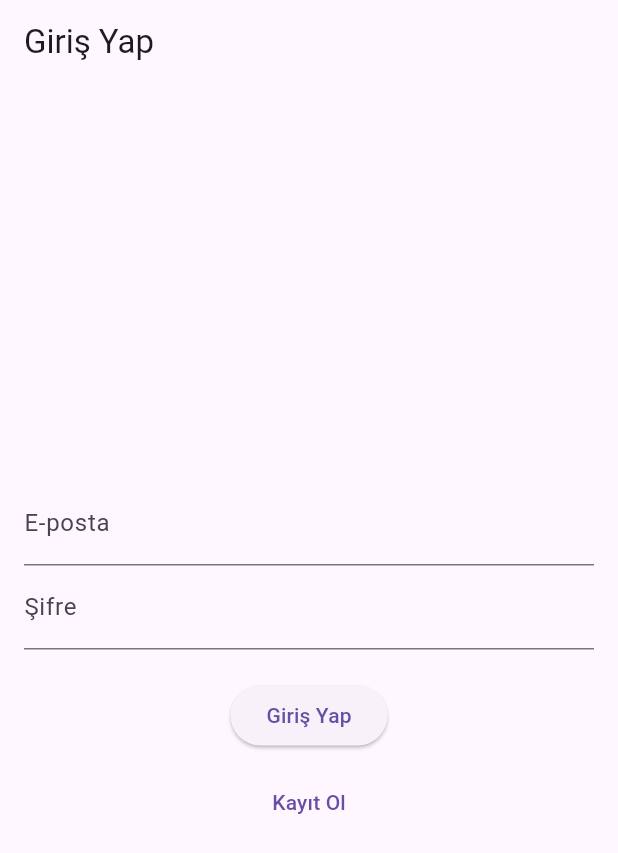
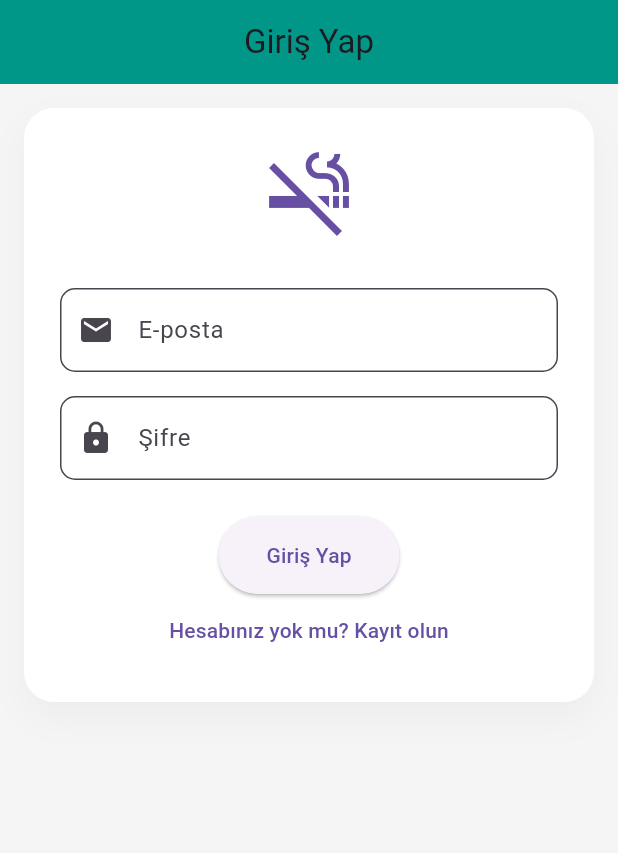
Before and after one commit to turhanomer/sigara-birakma-app, a Flutter app: the screen it shows after launch, on a phone screen of 412 x 824 dp. Shown: the top 853 px of the screen. Run offline on Flutter 3.47's test engine with Material 3 defaults, Android fonts, the phone set to English and light mode, and no system bars; our stand-ins replace sqflite; accounts and stored records are empty.

Commit message:
tasarımsal iyileştirmeler yapıldı

```diff
--- a/lib/main.dart
+++ b/lib/main.dart
@@ -2,7 +2,6 @@ import 'package:flutter/material.dart';
 import 'screens/giris_sayfasi.dart';
 import 'screens/kayit_ol.dart';
 import 'screens/anasayfa.dart';
-import 'screens/veri_giris_sayfasi.dart';
 
 void main() {
   runApp(MyApp());
@@ -13,6 +12,37 @@ class MyApp extends StatelessWidget {
   Widget build(BuildContext context) {
     return MaterialApp(
       debugShowCheckedModeBanner: false,
+      theme: ThemeData(
+        primarySwatch: Colors.teal,
+        scaffoldBackgroundColor: Colors.grey[100],
+        cardTheme: CardTheme(
+          elevation: 8,
+          shadowColor: Colors.teal.withOpacity(0.2),
+          shape: RoundedRectangleBorder(
+            borderRadius: BorderRadius.circular(15),
+          ),
+        ),
+        appBarTheme: AppBarTheme(
+          elevation: 0,
+          centerTitle: true,
+          backgroundColor: Colors.teal,
+        ),
+        elevatedButtonTheme: ElevatedButtonThemeData(
+          style: ElevatedButton.styleFrom(
+            padding: EdgeInsets.symmetric(horizontal: 32, vertical: 16),
+            shape: RoundedRectangleBorder(
+              borderRadius: BorderRadius.circular(30),
+            ),
+          ),
+        ),
+        inputDecorationTheme: InputDecorationTheme(
+          border: OutlineInputBorder(
+            borderRadius: BorderRadius.circular(10),
+          ),
+          filled: true,
+          fillColor: Colors.white,
+        ),
+      ),
       initialRoute: '/giris',
       routes: {
         '/giris': (context) => GirisSayfasi(),
--- a/lib/screens/giris_sayfasi.dart
+++ b/lib/screens/giris_sayfasi.dart
@@ -38,36 +38,65 @@ class _GirisSayfasiState extends State<GirisSayfasi> {
       appBar: AppBar(title: Text('Giriş Yap')),
       body: Padding(
         padding: EdgeInsets.all(16.0),
+        child: Container(
+          padding: EdgeInsets.all(24),
+          decoration: BoxDecoration(
+            color: Colors.white,
+            borderRadius: BorderRadius.circular(20),
+            boxShadow: [
+              BoxShadow(
+                color: Colors.grey.withOpacity(0.1),
+                blurRadius: 20,
+                offset: Offset(0, 10),
+              ),
+            ],
+          ),
           child: Column(
-          mainAxisAlignment: MainAxisAlignment.center,
+            mainAxisSize: MainAxisSize.min,
             children: [
+              Icon(
+                Icons.smoke_free,
+                size: 64,
+                color: Theme.of(context).primaryColor,
+              ),
+              SizedBox(height: 32),
               TextField(
                 controller: _emailController,
-              decoration: InputDecoration(labelText: 'E-posta'),
+                decoration: InputDecoration(
+                  labelText: 'E-posta',
+                  prefixIcon: Icon(Icons.email),
                 ),
+              ),
+              SizedBox(height: 16),
               TextField(
                 controller: _sifreConroller,
-              decoration: InputDecoration(labelText: 'Şifre'),
+                decoration: InputDecoration(
+                  labelText: 'Şifre',
+                  prefixIcon: Icon(Icons.lock),
+                ),
                 obscureText: true,
               ),
-            SizedBox(height: 20),
+              SizedBox(height: 24),
               ElevatedButton(
                 onPressed: _KullaniciGiris,
                 child: Text('Giriş Yap'),
               ),
-            SizedBox(height: 10),
               if (_hataMesaj.isNotEmpty)
-              Text(
+                Padding(
+                  padding: EdgeInsets.only(top: 16),
+                  child: Text(
                     _hataMesaj,
                     style: TextStyle(color: Colors.red),
+                  ),
                 ),
               TextButton(
                 onPressed: () {
                   Navigator.pushNamed(context, '/kayit');
                 },
-              child: Text('Kayıt Ol'),
+                child: Text('Hesabınız yok mu? Kayıt olun'),
               ),
             ],
+          ),
         ),
       ),
     );
```
Also changed, not shown: lib/screens/anasayfa.dart (+30 -1 lines), lib/screens/istatistik_karti.dart (+19 -8 lines). Lines whose indentation alone changed are shown as unchanged.
